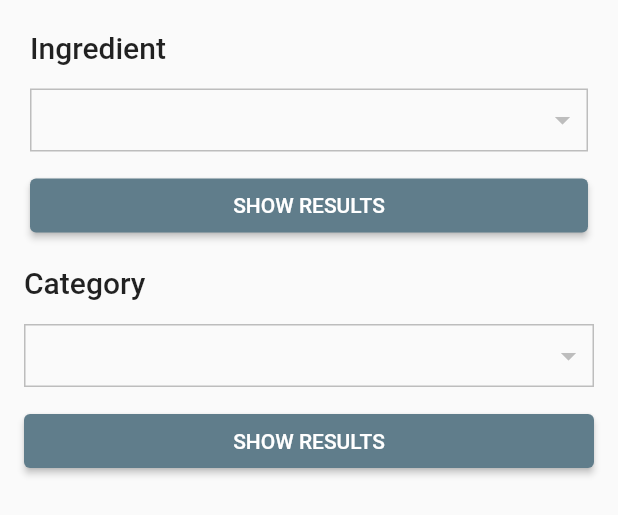
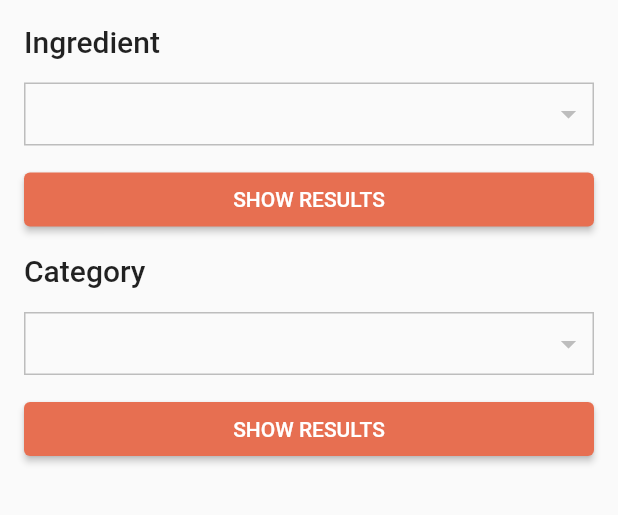
Before and after one commit to elenaconache/bartender, a Flutter app: the FiltersPanel widget shown alone on an empty page, opened directly with empty values, on a phone screen of 412 x 824 dp. Shown: the top 515 px of the screen. Run offline on Flutter 3.47's test engine with Material 2 defaults, Android fonts, the phone set to English and light mode, and no system bars; drawn by our look-alikes of flutter_platform_widgets; our stand-ins replace cached_network_image, equatable; missing offline and left inert: cubit, flutter_cubit; network calls fail.

Commit message:
removed useless const for constructors, set front panel collapsed by default, changed colors, handled orientation changes correctly

```diff
--- a/lib/data/models/category.dart
+++ b/lib/data/models/category.dart
@@ -3,7 +3,7 @@ import 'package:meta/meta.dart';
 class Category {
   final String name;
 
-  const Category({
+  Category({
     @required this.name,
   }) : assert(name != null);
 
--- a/lib/data/models/drink.dart
+++ b/lib/data/models/drink.dart
@@ -6,7 +6,7 @@ class Drink {
   final String imageURL;
   final String instructions;
 
-  const Drink(
+  Drink(
       {@required this.name,
       @required this.id,
       this.imageURL,
--- a/lib/data/models/ingredient.dart
+++ b/lib/data/models/ingredient.dart
@@ -3,7 +3,7 @@ import 'package:meta/meta.dart';
 class Ingredient {
   final String name;
 
-  const Ingredient({
+  Ingredient({
     @required this.name,
   }) : assert(name != null);
 
--- a/lib/main.dart
+++ b/lib/main.dart
@@ -15,6 +15,7 @@ class BartenderApp extends StatelessWidget {
   @override
   Widget build(BuildContext context) {
     return MaterialApp(
+        debugShowCheckedModeBanner: false,
         title: 'Bartender',
         theme: ThemeData(
           // This is the theme of your application.
--- a/lib/ui/filters_panel.dart
+++ b/lib/ui/filters_panel.dart
@@ -14,7 +14,7 @@ class FiltersPanel extends StatefulWidget {
   final String ingredient;
   final String category;
 
-  const FiltersPanel(
+  FiltersPanel(
       {@required this.ingredients,
       @required this.categories,
       @required this.ingredient,
@@ -130,13 +130,33 @@ class _FiltersPanelState extends State<FiltersPanel> {
   @override
   Widget build(BuildContext context) {
     if (widget.ingredients == null && widget.categories == null) {
+      return _buildErrorWidget();
+    }
+    return Padding(
+        padding: _padding,
+        child: MediaQuery.of(context).orientation == Orientation.portrait
+            ? _buildPortraitWidget()
+            : _buildLandscapeWidget());
+  }
+
+  void _onIngredientSelected() {
+    final drinksCubit = context.cubit<DrinksListCubit>();
+    drinksCubit.getFilteredData(ingredient: _ingredientFilter);
+  }
+
+  void _onCategorySelected() {
+    final drinksCubit = context.cubit<DrinksListCubit>();
+    drinksCubit.getFilteredData(category: _categoryFilter);
+  }
+
+  Widget _buildErrorWidget() {
     return SingleChildScrollView(
       child: Container(
         margin: _padding,
         padding: _padding,
         decoration: BoxDecoration(
           borderRadius: BorderRadius.circular(16.0),
-            color: Colors.red,
+          //   color: Colors.red,
         ),
         child: Column(
           mainAxisAlignment: MainAxisAlignment.center,
@@ -160,6 +180,49 @@ class _FiltersPanelState extends State<FiltersPanel> {
     );
   }
 
+  Widget _buildPortraitWidget() {
+    final converter = ListView(
+      children: [
+        Text(
+          'Ingredient',
+          style: Theme.of(context).textTheme.headline6,
+        ),
+        _createDropdown(
+            _ingredientFilter, _updateIngredientFilter, _ingredientMenuItems),
+        Padding(
+          padding: EdgeInsets.only(top: 12, bottom: 12),
+          child: PlatformButton(
+            onPressed: () => {_onIngredientSelected()},
+            color: Color(0xffe76f51),
+            child: PlatformText(
+              'Show results',
+              style: TextStyle(color: Colors.white),
+            ),
+          ),
+        ),
+        Text(
+          'Category',
+          style: Theme.of(context).textTheme.headline6,
+        ),
+        _createDropdown(
+            _categoryFilter, _updateCategoryFilter, _categoryMenuItems),
+        Padding(
+          padding: EdgeInsets.only(top: 12),
+          child: PlatformButton(
+            onPressed: () => {_onCategorySelected()},
+            color: Color(0xffe76f51),
+            child: PlatformText(
+              'Show results',
+              style: TextStyle(color: Colors.white),
+            ),
+          ),
+        )
+      ],
+    );
+    return converter;
+  }
+
+  Widget _buildLandscapeWidget() {
     final ingredientInput = Padding(
         padding: EdgeInsets.all(4.0),
         child: IntrinsicWidth(
@@ -168,7 +231,6 @@ class _FiltersPanelState extends State<FiltersPanel> {
             children: [
               Text(
                 'Ingredient',
-                textWidthBasis: TextWidthBasis.parent,
                 style: Theme.of(context).textTheme.headline6,
               ),
               _createDropdown(_ingredientFilter, _updateIngredientFilter,
@@ -177,23 +239,24 @@ class _FiltersPanelState extends State<FiltersPanel> {
                 padding: EdgeInsets.only(top: 12, bottom: 12),
                 child: PlatformButton(
                   onPressed: () => {_onIngredientSelected()},
-                  color: Colors.blueGrey,
+                  color: Color(0xffe76f51),
                   child: PlatformText(
                     'Show results',
                     style: TextStyle(color: Colors.white),
                   ),
                 ),
-              )
+              ),
             ],
           ),
         ));
-    final categoryInput = IntrinsicWidth(
+    final categoryInput = Padding(
+      padding: EdgeInsets.all(4.0),
+      child: IntrinsicWidth(
           child: Column(
         crossAxisAlignment: CrossAxisAlignment.stretch,
         children: [
           Text(
             'Category',
-            textWidthBasis: TextWidthBasis.parent,
             style: Theme.of(context).textTheme.headline6,
           ),
           _createDropdown(
@@ -202,7 +265,7 @@ class _FiltersPanelState extends State<FiltersPanel> {
             padding: EdgeInsets.only(top: 12),
             child: PlatformButton(
               onPressed: () => {_onCategorySelected()},
-              color: Colors.blueGrey,
+              color: Color(0xffe76f51),
               child: PlatformText(
                 'Show results',
                 style: TextStyle(color: Colors.white),
@@ -210,51 +273,9 @@ class _FiltersPanelState extends State<FiltersPanel> {
             ),
           )
         ],
-      ),
+      )),
     );
-
-    final converter = ListView(
-      children: [
-        ingredientInput,
-        categoryInput,
-      ],
-    );
-    // Based on the orientation of the parent widget, figure out how to best
-    // lay out our converter.
-    return Padding(
-      padding: _padding,
-      child: OrientationBuilder(
-        builder: (BuildContext context, Orientation orientation) {
-          if (orientation == Orientation.portrait) {
-            return converter;
-          } else {
-            return SingleChildScrollView(
-              child: Row(
-                children: [
-                  Expanded(
-                    flex: 1,
-                    child: ingredientInput,
-                  ),
-                  Expanded(
-                    flex: 1,
-                    child: categoryInput,
-                  )
-                ],
-              ),
-            );
-          }
-        },
-      ),
-    );
-  }
-
-  void _onIngredientSelected() {
-    final drinksCubit = context.cubit<DrinksListCubit>();
-    drinksCubit.getFilteredData(ingredient: _ingredientFilter);
-  }
-
-  void _onCategorySelected() {
-    final drinksCubit = context.cubit<DrinksListCubit>();
-    drinksCubit.getFilteredData(category: _categoryFilter);
+    return GridView.count(
+        crossAxisCount: 2, children: [ingredientInput, categoryInput]);
   }
 }
```
Also changed, not shown: lib/ui/backdrop.dart (+9 -18 lines), lib/ui/drink_tile.dart (+5 -3 lines), lib/ui/drinks_list_screen.dart (+6 -3 lines). Lines whose indentation alone changed are shown as unchanged.
